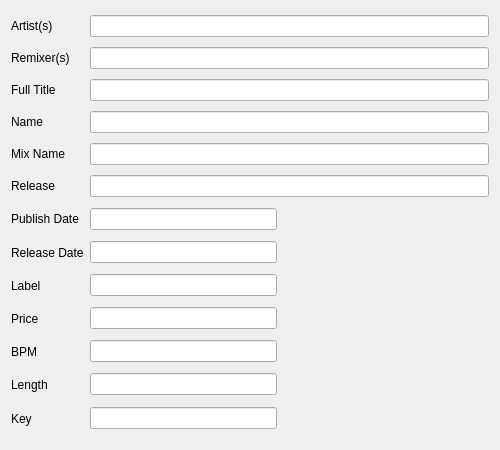
Qt form src/gui/trackinfosview.ui (alorence/tym) before a commit.
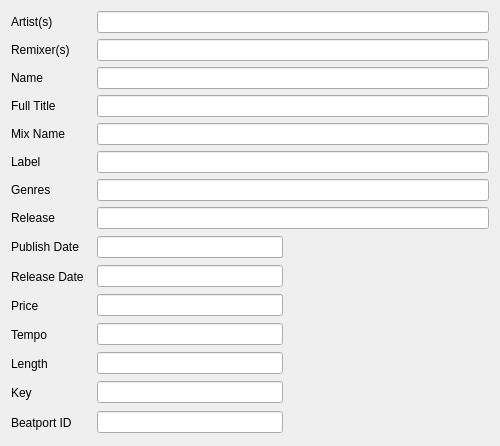
The same form after that commit.

What changed in the file:
```diff
--- a/src/gui/trackinfosview.ui
+++ b/src/gui/trackinfosview.ui
@@ -7,168 +7,345 @@
     <x>0</x>
     <y>0</y>
     <width>500</width>
-    <height>450</height>
+    <height>430</height>
    </rect>
   </property>
   <property name="windowTitle">
    <string>Form</string>
   </property>
-  <layout class="QGridLayout" name="gridLayout">
-   <item row="4" column="2" colspan="3">
-    <widget class="QLineEdit" name="d_name"/>
+  <property name="styleSheet">
+   <string notr="true"/>
+  </property>
+  <layout class="QGridLayout" name="gridLayout_2">
+   <item row="9" column="0" colspan="2">
+    <layout class="QGridLayout" name="gridLayout">
+     <item row="1" column="0">
+      <widget class="QLabel" name="label_3">
+       <property name="minimumSize">
+        <size>
+         <width>80</width>
+         <height>0</height>
+        </size>
+       </property>
+       <property name="text">
+        <string>Publish Date</string>
+       </property>
+      </widget>
+     </item>
+     <item row="1" column="1">
+      <widget class="QLineEdit" name="d_publishdate">
+       <property name="text">
+        <string notr="true"/>
+       </property>
+      </widget>
+     </item>
+     <item row="1" column="2" rowspan="7">
+      <widget class="QLabel" name="imageArea">
+       <property name="sizePolicy">
+        <sizepolicy hsizetype="Preferred" vsizetype="Preferred">
+         <horstretch>0</horstretch>
+         <verstretch>0</verstretch>
+        </sizepolicy>
+       </property>
+       <property name="minimumSize">
+        <size>
+         <width>200</width>
+         <height>200</height>
+        </size>
+       </property>
+       <property name="maximumSize">
+        <size>
+         <width>200</width>
+         <height>200</height>
+        </size>
+       </property>
+       <property name="frameShadow">
+        <enum>QFrame::Raised</enum>
+       </property>
+       <property name="text">
+        <string/>
+       </property>
+      </widget>
+     </item>
+     <item row="2" column="0">
+      <widget class="QLabel" name="label_10">
+       <property name="minimumSize">
+        <size>
+         <width>80</width>
+         <height>0</height>
+        </size>
+       </property>
+       <property name="text">
+        <string>Release Date</string>
+       </property>
+      </widget>
+     </item>
+     <item row="2" column="1">
+      <widget class="QLineEdit" name="d_releaseDate">
+       <property name="text">
+        <string notr="true"/>
+       </property>
+      </widget>
+     </item>
+     <item row="3" column="0">
+      <widget class="QLabel" name="label">
+       <property name="minimumSize">
+        <size>
+         <width>80</width>
+         <height>0</height>
+        </size>
+       </property>
+       <property name="text">
+        <string>Price</string>
+       </property>
+      </widget>
+     </item>
+     <item row="3" column="1">
+      <widget class="QLineEdit" name="d_price">
+       <property name="text">
+        <string notr="true"/>
+       </property>
+      </widget>
+     </item>
+     <item row="4" column="0">
+      <widget class="QLabel" name="label_12">
+       <property name="minimumSize">
+        <size>
+         <width>80</width>
+         <height>0</height>
+        </size>
+       </property>
+       <property name="text">
+        <string>Tempo</string>
+       </property>
+      </widget>
+     </item>
+     <item row="4" column="1">
+      <widget class="QLineEdit" name="d_bpm">
+       <property name="text">
+        <string notr="true"/>
+       </property>
+      </widget>
+     </item>
+     <item row="5" column="0">
+      <widget class="QLabel" name="label_2">
+       <property name="minimumSize">
+        <size>
+         <width>80</width>
+         <height>0</height>
+        </size>
+       </property>
+       <property name="text">
+        <string>Length</string>
+       </property>
+      </widget>
+     </item>
+     <item row="5" column="1">
+      <widget class="QLineEdit" name="d_length">
+       <property name="text">
+        <string notr="true"/>
+       </property>
+      </widget>
+     </item>
+     <item row="6" column="0">
+      <widget class="QLabel" name="label_8">
+       <property name="minimumSize">
+        <size>
+         <width>80</width>
+         <height>0</height>
+        </size>
+       </property>
+       <property name="text">
+        <string>Key</string>
+       </property>
+      </widget>
+     </item>
+     <item row="6" column="1">
+      <widget class="QLineEdit" name="d_key">
+       <property name="text">
+        <string notr="true"/>
+       </property>
+      </widget>
+     </item>
+     <item row="7" column="0">
+      <widget class="QLabel" name="label_15">
+       <property name="minimumSize">
+        <size>
+         <width>80</width>
+         <height>0</height>
+        </size>
+       </property>
+       <property name="text">
+        <string>Beatport ID</string>
+       </property>
+      </widget>
+     </item>
+     <item row="7" column="1">
+      <widget class="QLineEdit" name="d_bpid">
+       <property name="text">
+        <string notr="true"/>
+       </property>
+      </widget>
+     </item>
+    </layout>
    </item>
-   <item row="10" column="2">
-    <widget class="QLineEdit" name="d_publishdate"/>
+   <item row="4" column="1">
+    <widget class="QLineEdit" name="d_title">
+     <property name="text">
+      <string notr="true"/>
+     </property>
+    </widget>
    </item>
-   <item row="5" column="2" colspan="3">
-    <widget class="QLineEdit" name="d_mixname"/>
-   </item>
-   <item row="10" column="0">
-    <widget class="QLabel" name="label_3">
+   <item row="4" column="0">
+    <widget class="QLabel" name="label_13">
+     <property name="minimumSize">
+      <size>
+       <width>80</width>
+       <height>0</height>
+      </size>
+     </property>
      <property name="text">
-      <string>Publish Date</string>
+      <string>Full Title</string>
      </property>
     </widget>
    </item>
    <item row="5" column="0">
     <widget class="QLabel" name="label_4">
+     <property name="minimumSize">
+      <size>
+       <width>80</width>
+       <height>0</height>
+      </size>
+     </property>
      <property name="text">
       <string>Mix Name</string>
      </property>
     </widget>
    </item>
-   <item row="4" column="0">
+   <item row="3" column="0">
     <widget class="QLabel" name="label_5">
+     <property name="minimumSize">
+      <size>
+       <width>80</width>
+       <height>0</height>
+      </size>
+     </property>
      <property name="text">
       <string>Name</string>
      </property>
     </widget>
    </item>
-   <item row="8" column="0">
-    <widget class="QLabel" name="label_6">
-     <property name="text">
-      <string>Release</string>
-     </property>
-    </widget>
-   </item>
-   <item row="8" column="2" colspan="3">
-    <widget class="QLineEdit" name="d_release"/>
-   </item>
-   <item row="1" column="0">
-    <widget class="QLabel" name="label_7">
-     <property name="text">
-      <string>Artist(s)</string>
-     </property>
-    </widget>
-   </item>
    <item row="2" column="0">
     <widget class="QLabel" name="label_11">
+     <property name="minimumSize">
+      <size>
+       <width>80</width>
+       <height>0</height>
+      </size>
+     </property>
      <property name="text">
       <string>Remixer(s)</string>
      </property>
     </widget>
    </item>
-   <item row="3" column="0">
-    <widget class="QLabel" name="label_13">
+   <item row="7" column="1">
+    <widget class="QLineEdit" name="d_genre">
      <property name="text">
-      <string>Full Title</string>
+      <string notr="true"/>
      </property>
     </widget>
    </item>
-   <item row="1" column="2" colspan="3">
-    <widget class="QLineEdit" name="d_artists"/>
-   </item>
-   <item row="2" column="2" colspan="3">
-    <widget class="QLineEdit" name="d_remixers"/>
-   </item>
-   <item row="3" column="2" colspan="3">
-    <widget class="QLineEdit" name="d_title"/>
-   </item>
-   <item row="10" column="3" rowspan="7">
-    <widget class="QLabel" name="imageArea">
-     <property name="sizePolicy">
-      <sizepolicy hsizetype="Preferred" vsizetype="Preferred">
-       <horstretch>0</horstretch>
-       <verstretch>0</verstretch>
-      </sizepolicy>
-     </property>
+   <item row="7" column="0">
+    <widget class="QLabel" name="label_14">
      <property name="minimumSize">
       <size>
-       <width>200</width>
-       <height>200</height>
+       <width>80</width>
+       <height>0</height>
       </size>
      </property>
-     <property name="maximumSize">
-      <size>
-       <width>210</width>
-       <height>210</height>
-      </size>
-     </property>
      <property name="text">
-      <string/>
+      <string>Genres</string>
      </property>
-     <property name="alignment">
-      <set>Qt::AlignCenter</set>
-     </property>
     </widget>
    </item>
-   <item row="11" column="2">
-    <widget class="QLineEdit" name="d_releaseDate"/>
-   </item>
-   <item row="12" column="2">
-    <widget class="QLineEdit" name="d_label"/>
-   </item>
-   <item row="13" column="2">
-    <widget class="QLineEdit" name="d_price"/>
-   </item>
-   <item row="14" column="2">
-    <widget class="QLineEdit" name="d_bpm"/>
-   </item>
-   <item row="11" column="0">
-    <widget class="QLabel" name="label_10">
-     <property name="text">
-      <string>Release Date</string>
-     </property>
-    </widget>
-   </item>
-   <item row="12" column="0">
+   <item row="6" column="0">
     <widget class="QLabel" name="label_9">
+     <property name="minimumSize">
+      <size>
+       <width>80</width>
+       <height>0</height>
+      </size>
+     </property>
      <property name="text">
       <string>Label</string>
      </property>
     </widget>
    </item>
-   <item row="13" column="0">
-    <widget class="QLabel" name="label">
+   <item row="2" column="1">
+    <widget class="QLineEdit" name="d_remixers">
      <property name="text">
-      <string>Price</string>
+      <string notr="true"/>
      </property>
     </widget>
    </item>
-   <item row="14" column="0">
-    <widget class="QLabel" name="label_12">
+   <item row="8" column="1">
+    <widget class="QLineEdit" name="d_release">
      <property name="text">
-      <string>BPM</string>
+      <string notr="true"/>
      </property>
     </widget>
    </item>
-   <item row="15" column="2">
-    <widget class="QLineEdit" name="d_length"/>
+   <item row="8" column="0">
+    <widget class="QLabel" name="label_6">
+     <property name="minimumSize">
+      <size>
+       <width>80</width>
+       <height>0</height>
+      </size>
+     </property>
+     <property name="text">
+      <string>Release</string>
+     </property>
+    </widget>
    </item>
-   <item row="15" column="0">
-    <widget class="QLabel" name="label_2">
+   <item row="0" column="1">
+    <widget class="QLineEdit" name="d_artists">
      <property name="text">
-      <string>Length</string>
+      <string notr="true"/>
      </property>
     </widget>
    </item>
-   <item row="16" column="2">
-    <widget class="QLineEdit" name="d_key"/>
+   <item row="0" column="0">
+    <widget class="QLabel" name="label_7">
+     <property name="minimumSize">
+      <size>
+       <width>80</width>
+       <height>0</height>
+      </size>
+     </property>
+     <property name="text">
+      <string>Artist(s)</string>
+     </property>
+    </widget>
    </item>
-   <item row="16" column="0">
-    <widget class="QLabel" name="label_8">
+   <item row="6" column="1">
+    <widget class="QLineEdit" name="d_label">
      <property name="text">
-      <string>Key</string>
+      <string notr="true"/>
+     </property>
+    </widget>
+   </item>
+   <item row="5" column="1">
+    <widget class="QLineEdit" name="d_mixname">
+     <property name="text">
+      <string notr="true"/>
+     </property>
+    </widget>
+   </item>
+   <item row="3" column="1">
+    <widget class="QLineEdit" name="d_name">
+     <property name="text">
+      <string notr="true"/>
      </property>
     </widget>
    </item>
```
Left out of the diff: 2 changed lines with no effect on the pictures.
